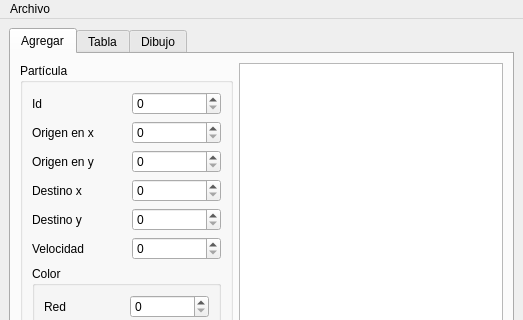
Qt form main.ui (kevin2943/particula) before a commit; both pictures show x 0 to 523 and y 0 to 320 of the 523 by 500 pixel window.
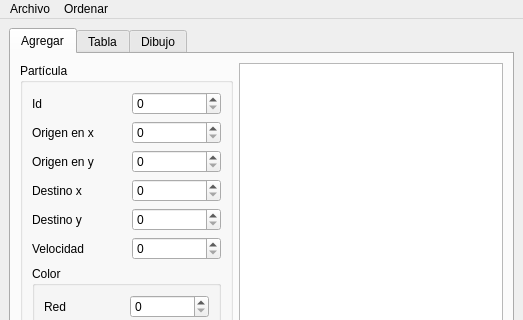
The same form after that commit.

```diff
--- a/main.ui
+++ b/main.ui
@@ -269,7 +269,16 @@
     <addaction name="actionAbrir"/>
     <addaction name="actionGuardar"/>
    </widget>
+   <widget class="QMenu" name="menuOrdenar">
+    <property name="title">
+     <string>Ordenar</string>
+    </property>
+    <addaction name="actionid_ascendente"/>
+    <addaction name="actionDistancia_descendente"/>
+    <addaction name="actionVelocidad_ascendente"/>
+   </widget>
    <addaction name="menuArchivo"/>
+   <addaction name="menuOrdenar"/>
   </widget>
   <widget class="QStatusBar" name="statusbar"/>
   <action name="actionAbrir">
```
Left out of the diff: 15 changed lines with no effect on the pictures.
